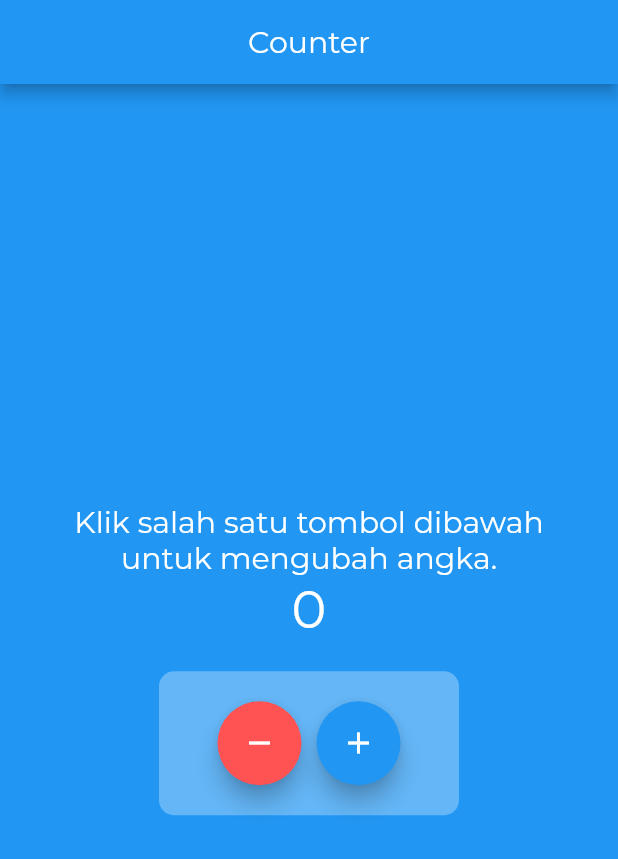
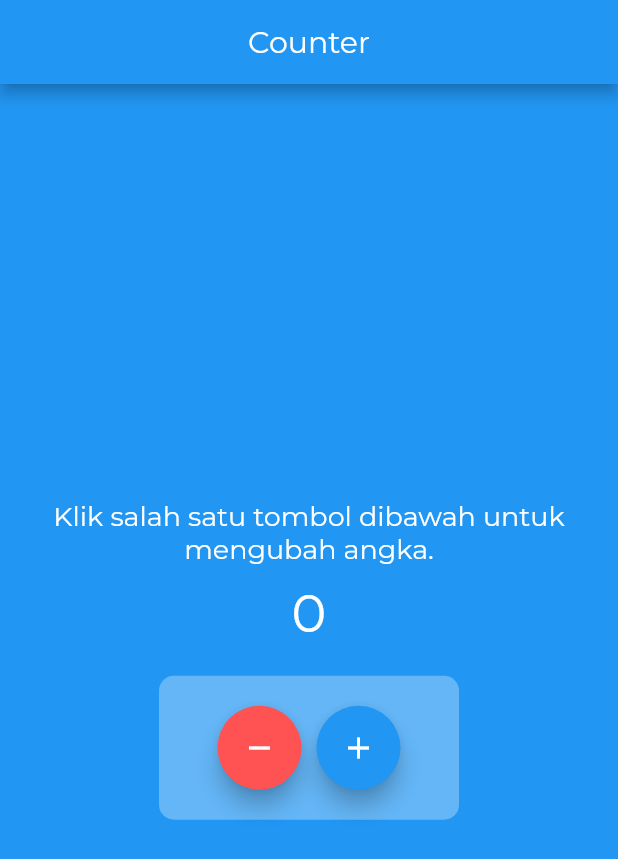
Before and after one commit to MuhammadFarhan200/belajar-flutter-new, a Flutter app: the screen it shows after launch, on a phone screen of 412 x 824 dp. Shown: the top 859 px of the screen. Run offline on Flutter 3.47's test engine with Material 2 defaults, Android fonts, the phone set to English and light mode, and no system bars; our stand-ins replace awesome_snackbar_content, google_fonts; project files that could hold a hidden picture were left out.

Commit message:
Latihan Counter

```diff
--- a/lib/latihanCounter.dart
+++ b/lib/latihanCounter.dart
@@ -39,13 +39,11 @@ class _LatihanCounterState extends State<LatihanCounter> {
             mainAxisAlignment: MainAxisAlignment.center,
             children: [
               Container(
-                decoration: BoxDecoration(
-                  borderRadius: BorderRadius.circular(10),
-                ),
+                margin: EdgeInsets.only(bottom: 10),
                 padding: EdgeInsets.symmetric(horizontal: 20),
                 child: Text(
                   'Klik salah satu tombol dibawah untuk mengubah angka.',
-                  style: TextStyle(fontSize: 20, color: Colors.white),
+                  style: TextStyle(fontSize: 18, color: Colors.white),
                   textAlign: TextAlign.center,
                 ),
               ),
```
